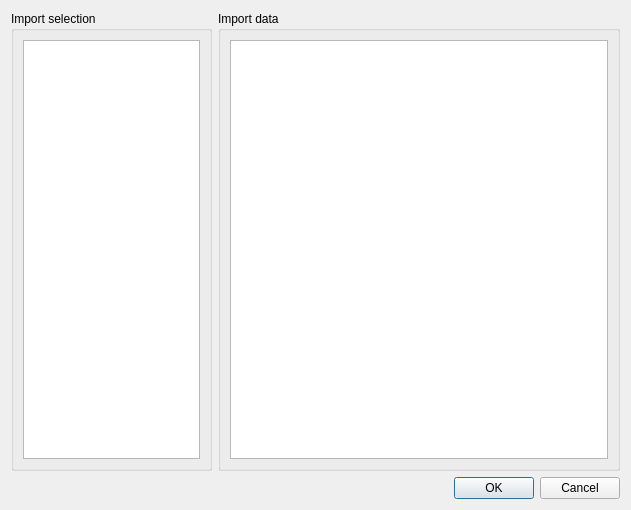
Old version of the form CSVImporterDialog.ui in the repository domi4484/energia.
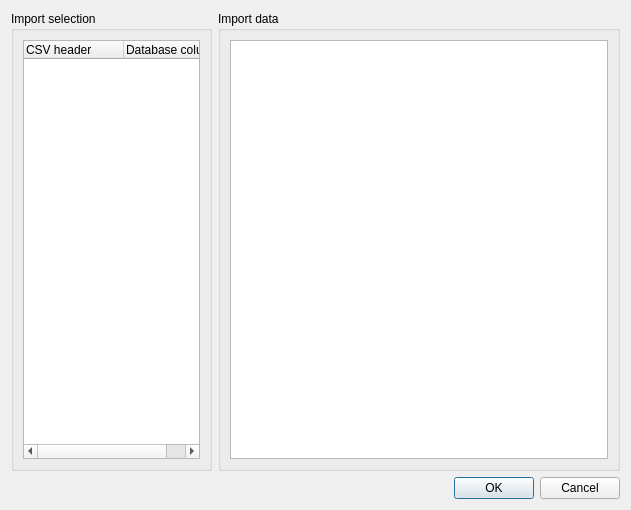
New version of the form.

Diff of the .ui file:
```diff
--- a/CSVImporterDialog.ui
+++ b/CSVImporterDialog.ui
@@ -23,10 +23,20 @@
        </property>
        <layout class="QVBoxLayout" name="verticalLayout_2">
         <item>
-         <widget class="QListWidget" name="m_QListWidget_ImportSelection">
+         <widget class="QTreeWidget" name="m_QTreeWidget_ImportSelection">
           <property name="selectionMode">
            <enum>QAbstractItemView::MultiSelection</enum>
           </property>
+          <column>
+           <property name="text">
+            <string>CSV header</string>
+           </property>
+          </column>
+          <column>
+           <property name="text">
+            <string>Database column name</string>
+           </property>
+          </column>
          </widget>
         </item>
        </layout>
```
